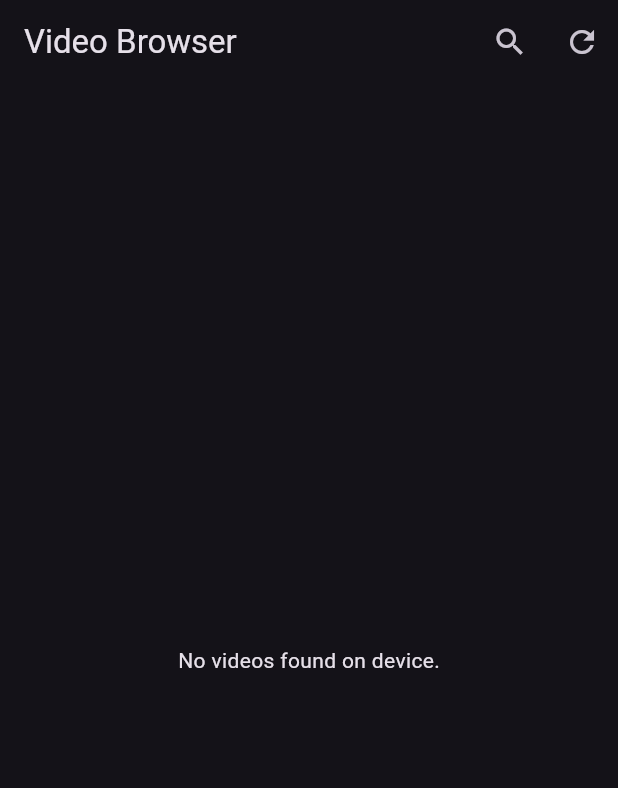
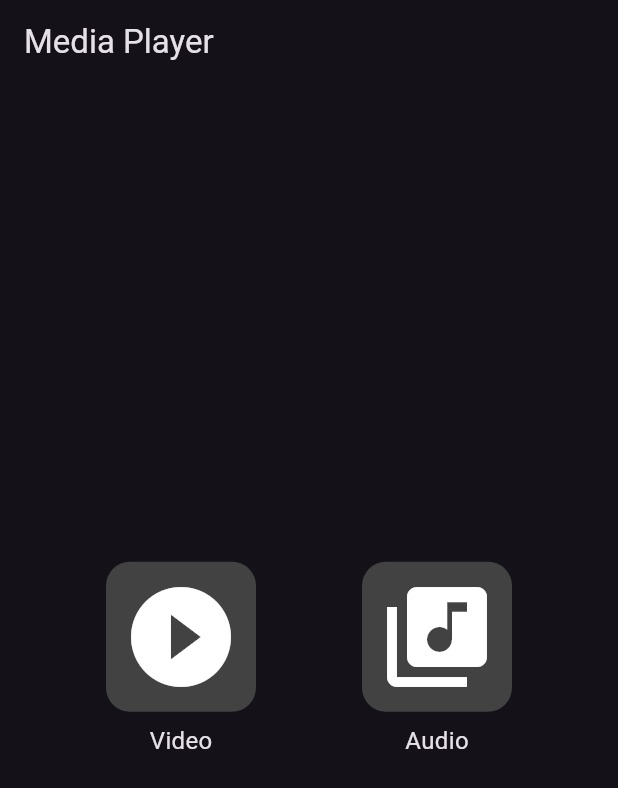
Before and after one commit to aliff56/media_player, a Flutter app: the screen it shows after launch, on a phone screen of 412 x 824 dp. Shown: the top 788 px of the screen. Run offline on Flutter 3.47's test engine with Material 3 defaults, Android fonts, the phone set to English and light mode, and no system bars; our stand-ins replace permission_handler, share_plus; missing offline and left inert: cast, easy_video_editor, floating, media_kit, media_kit_video, media_store_plus and 2 more.

Commit message:
Added Audio Play Support

```diff
--- a/lib/main.dart
+++ b/lib/main.dart
@@ -2,6 +2,7 @@ import 'package:flutter/material.dart';
 import 'package:media_kit/media_kit.dart';
 import 'package:media_store_plus/media_store_plus.dart';
 import 'screens/home_screen.dart';
+import 'screens/landing_screen.dart';
 
 Future<void> main() async {
   WidgetsFlutterBinding.ensureInitialized();
@@ -18,7 +19,7 @@ class MyApp extends StatelessWidget {
     return MaterialApp(
       title: 'Video Player',
       theme: ThemeData.dark(),
-      home: const HomeScreen(),
+      home: const LandingScreen(),
     );
   }
 }
--- /dev/null
+++ b/lib/screens/landing_screen.dart
@@ -0,0 +1,97 @@
+import 'package:flutter/material.dart';
+import 'package:permission_handler/permission_handler.dart';
+import 'home_screen.dart';
+import 'audio_home_screen.dart';
+
+class LandingScreen extends StatefulWidget {
+  const LandingScreen({Key? key}) : super(key: key);
+
+  @override
+  State<LandingScreen> createState() => _LandingScreenState();
+}
+
+class _LandingScreenState extends State<LandingScreen> {
+  @override
+  void initState() {
+    super.initState();
+    _requestPermissions();
+  }
+
+  Future<void> _requestPermissions() async {
+    // Request media permissions where necessary
+    await [
+      Permission.videos,
+      Permission.audio,
+      Permission.storage, // for Android < 13
+    ].request();
+  }
+
+  @override
+  Widget build(BuildContext context) {
+    final iconSize = 80.0;
+    return Scaffold(
+      appBar: AppBar(title: const Text('Media Player')),
+      body: Center(
+        child: Row(
+          mainAxisAlignment: MainAxisAlignment.spaceEvenly,
+          children: [
+            _FeatureTile(
+              icon: Icons.play_circle_fill,
+              label: 'Video',
+              iconSize: iconSize,
+              onTap: () => Navigator.push(
+                context,
+                MaterialPageRoute(builder: (_) => const HomeScreen()),
+              ),
+            ),
+            _FeatureTile(
+              icon: Icons.library_music,
+              label: 'Audio',
+              iconSize: iconSize,
+              onTap: () => Navigator.push(
+                context,
+                MaterialPageRoute(builder: (_) => const AudioHomeScreen()),
+              ),
+            ),
+          ],
+        ),
+      ),
+    );
+  }
+}
+
+class _FeatureTile extends StatelessWidget {
+  final IconData icon;
+  final String label;
+  final double iconSize;
+  final VoidCallback onTap;
+  const _FeatureTile({
+    required this.icon,
+    required this.label,
+    required this.iconSize,
+    required this.onTap,
+  });
+
+  @override
+  Widget build(BuildContext context) {
+    return GestureDetector(
+      onTap: onTap,
+      child: Column(
+        mainAxisSize: MainAxisSize.min,
+        children: [
+          Container(
+            width: iconSize + 20,
+            height: iconSize + 20,
+            decoration: BoxDecoration(
+              color: Colors.grey[800],
+              borderRadius: BorderRadius.circular(16),
+            ),
+            child: Icon(icon, size: iconSize, color: Colors.white),
+          ),
+          const SizedBox(height: 8),
+          Text(label, style: const TextStyle(fontSize: 16)),
+        ],
+      ),
+    );
+  }
+}
```
Also changed, not shown: lib/screens/audio_home_screen.dart (added, +146 -0 lines), lib/screens/audio_player_screen.dart (added, +104 -0 lines), lib/services/audio_service.dart (added, +33 -0 lines), 1 other file.
